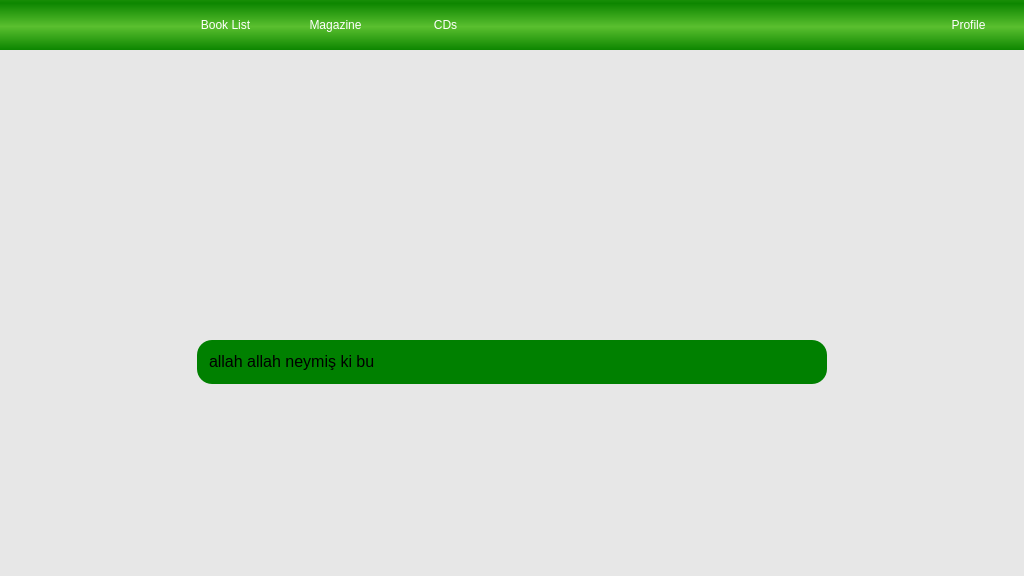
Above: LibManager/LibManager/userdashboard.ui from SinaErdem/OOP_Group11 before the change. Below: the same form after it.
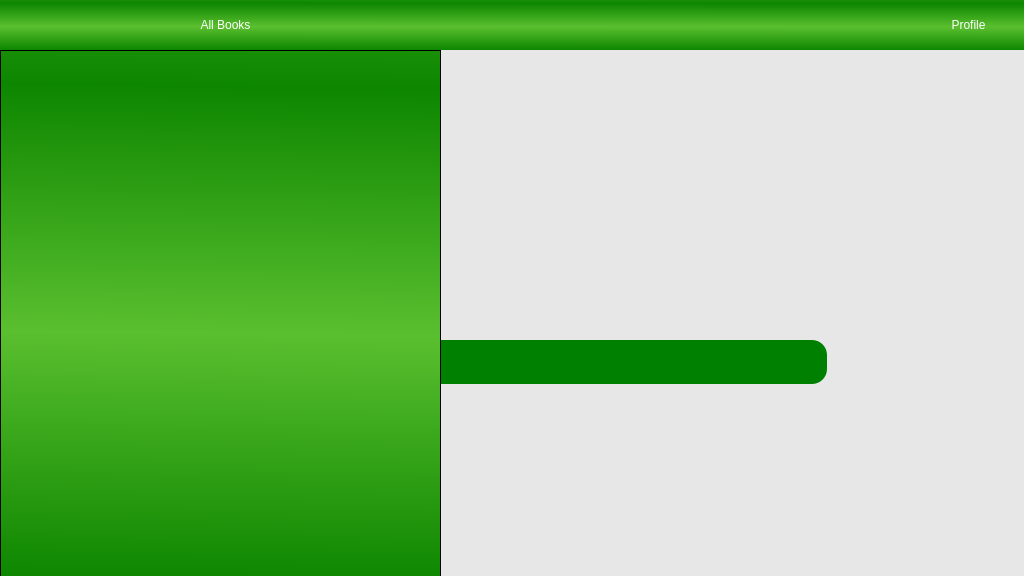
That is the form after the change. Icons and pictures are not drawn.

```diff
--- a/LibManager/LibManager/userdashboard.ui
+++ b/LibManager/LibManager/userdashboard.ui
@@ -52,7 +52,7 @@
 padding-bottom: 2px;</string>
    </property>
    <property name="text">
-    <string>allah allah neymiş ki bu</string>
+    <string/>
    </property>
   </widget>
   <widget class="QWidget" name="navBar" native="true">
@@ -84,7 +84,7 @@
      <string/>
     </property>
    </widget>
-   <widget class="QPushButton" name="BookList_button">
+   <widget class="QPushButton" name="showBooksButton">
     <property name="geometry">
      <rect>
       <x>170</x>
@@ -107,59 +107,13 @@
 }</string>
     </property>
     <property name="text">
-     <string>Book List</string>
+     <string>All Books</string>
     </property>
-   </widget>
-   <widget class="QPushButton" name="Magazines_button">
-    <property name="geometry">
-     <rect>
-      <x>280</x>
-      <y>0</y>
-      <width>111</width>
-      <height>50</height>
-     </rect>
-    </property>
-    <property name="styleSheet">
-     <string notr="true">QPushButton {
-    background-color: transparent;
-    color: white;
-    padding: 5px;
-	border-color: transparent;
-	border-radius: 0px;
-}
-QPushButton:hover {
-	background-color: rgb(136, 202, 129);
-	border-radius: 0px;
-}</string>
-    </property>
-    <property name="text">
-     <string>Magazine</string>
-    </property>
-   </widget>
-   <widget class="QPushButton" name="cd_button">
-    <property name="geometry">
-     <rect>
-      <x>390</x>
-      <y>0</y>
-      <width>111</width>
-      <height>50</height>
-     </rect>
-    </property>
-    <property name="styleSheet">
-     <string notr="true">QPushButton {
-    background-color: transparent;
-    color: white;
-    padding: 5px;
-	border-color: transparent;
-	border-radius: 0px;
-}
-QPushButton:hover {
-	background-color: rgb(136, 202, 129);
-	border-radius: 0px;
-}</string>
-    </property>
-    <property name="text">
-     <string>CDs</string>
+    <property name="iconSize">
+     <size>
+      <width>18</width>
+      <height>18</height>
+     </size>
     </property>
    </widget>
    <widget class="QPushButton" name="profile_button">
@@ -205,10 +159,30 @@
     <string/>
    </property>
   </widget>
+  <widget class="QListWidget" name="bookListWidget">
+   <property name="enabled">
+    <bool>true</bool>
+   </property>
+   <property name="geometry">
+    <rect>
+     <x>0</x>
+     <y>50</y>
+     <width>441</width>
+     <height>531</height>
+    </rect>
+   </property>
+   <property name="styleSheet">
+    <string notr="true">background-color: qlineargradient(spread:reflect, x1:0.484, y1:0.534091, x2:0.479, y2:1, stop:0 rgba(90, 191, 47, 255), stop:1 rgba(13, 134, 0, 255));</string>
+   </property>
+   <property name="autoScroll">
+    <bool>true</bool>
+   </property>
+  </widget>
   <zorder>allBackground</zorder>
   <zorder>logo_searchScreen</zorder>
   <zorder>searchBar</zorder>
   <zorder>navBar</zorder>
+  <zorder>bookListWidget</zorder>
  </widget>
  <resources/>
  <connections/>
```
